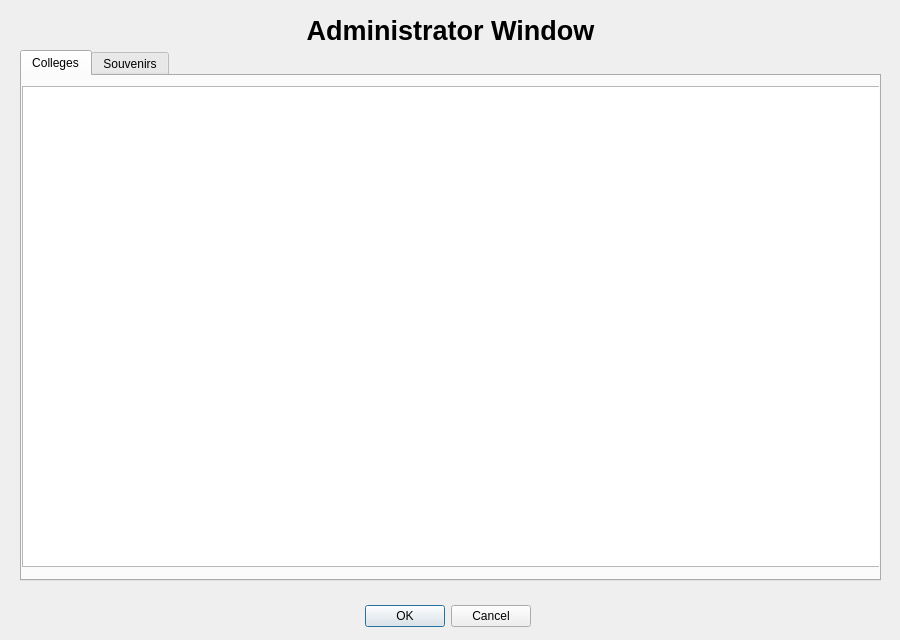
The window that admin.ui (Rthiskidw/Project1-CollegeTouring) describes before a commit, drawn with Qt 5.
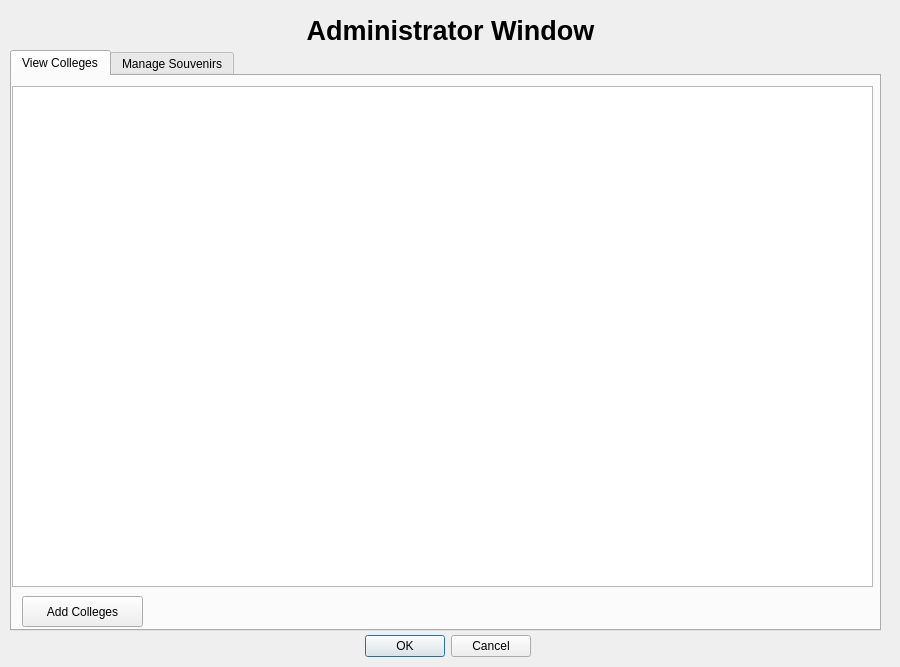
The same window after the commit. The open tabs and pages were chosen to show the change.

```diff
--- a/admin.ui
+++ b/admin.ui
@@ -7,7 +7,7 @@
     <x>0</x>
     <y>0</y>
     <width>900</width>
-    <height>640</height>
+    <height>667</height>
    </rect>
   </property>
   <property name="windowTitle">
@@ -17,7 +17,7 @@
    <property name="geometry">
     <rect>
      <x>360</x>
-     <y>600</y>
+     <y>630</y>
      <width>171</width>
      <height>32</height>
     </rect>
@@ -58,10 +58,10 @@
   <widget class="QTabWidget" name="tabWidget">
    <property name="geometry">
     <rect>
-     <x>20</x>
+     <x>10</x>
      <y>50</y>
-     <width>861</width>
-     <height>531</height>
+     <width>871</width>
+     <height>581</height>
     </rect>
    </property>
    <property name="currentIndex">
@@ -69,7 +69,7 @@
    </property>
    <widget class="QWidget" name="Colleges">
     <attribute name="title">
-     <string>Colleges</string>
+     <string>View Colleges</string>
     </attribute>
     <widget class="QTableView" name="college_tableView">
      <property name="geometry">
@@ -77,14 +77,27 @@
        <x>0</x>
        <y>10</y>
        <width>861</width>
-       <height>481</height>
+       <height>501</height>
       </rect>
      </property>
     </widget>
+    <widget class="QPushButton" name="pushButton_addNewColleges">
+     <property name="geometry">
+      <rect>
+       <x>10</x>
+       <y>520</y>
+       <width>121</width>
+       <height>31</height>
+      </rect>
+     </property>
+     <property name="text">
+      <string>Add Colleges</string>
+     </property>
+    </widget>
    </widget>
    <widget class="QWidget" name="Souvenirs">
     <attribute name="title">
-     <string>Souvenirs</string>
+     <string>Manage Souvenirs</string>
     </attribute>
     <widget class="QTableView" name="souvenir_tableView">
      <property name="geometry">
```
Left out of the diff: 6 changed lines with no effect on the pictures.
